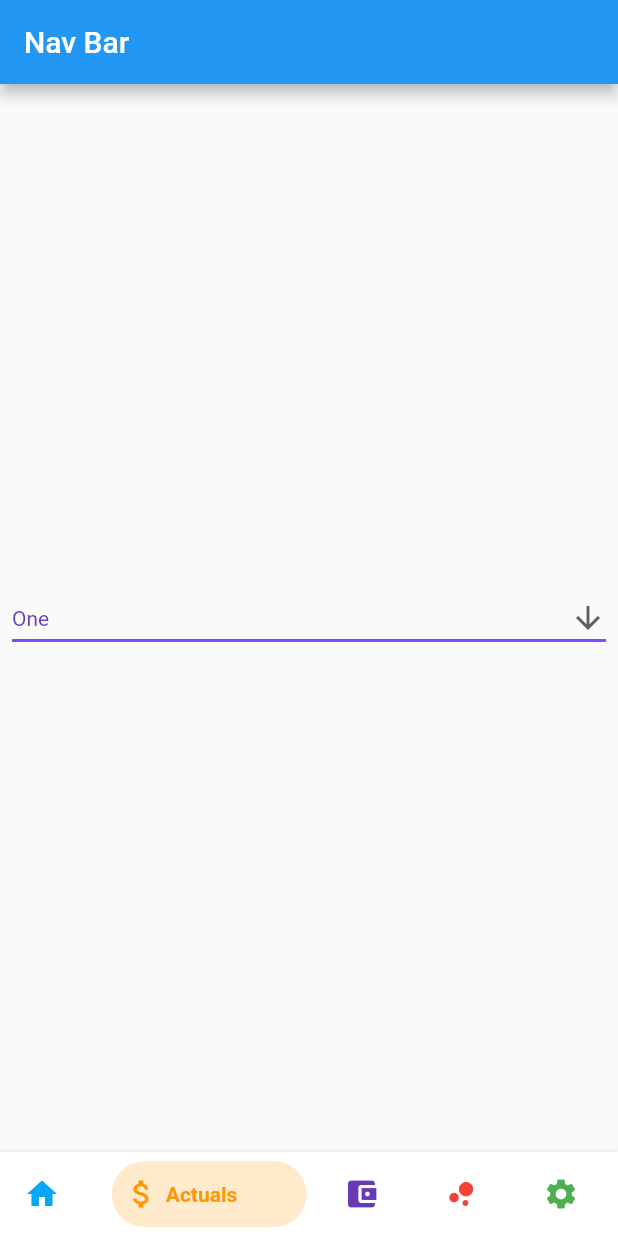
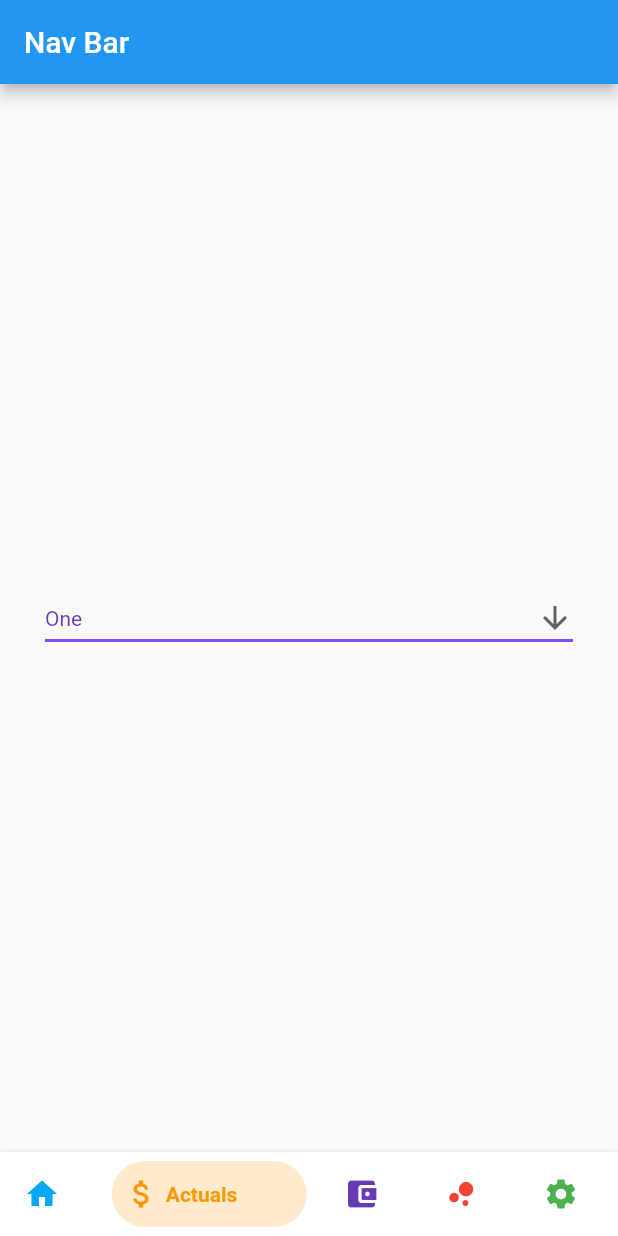
Before and after one commit to jkbngl/FFD, a Flutter app: the MyHomePage screen opened directly, swiped to page 2, on a phone screen of 412 x 824 dp. Run offline on Flutter 3.47's test engine with Material 2 defaults, Android fonts, the light colour scheme and no system bars; drawn by our look-alikes of bottom_navy_bar.

Commit message:
#21 #11 adjusted width of screen

```diff
--- a/flutter/ffd/lib/backup_color_change_on_nav_tab.dart
+++ b/flutter/ffd/lib/backup_color_change_on_nav_tab.dart
@@ -69,11 +69,12 @@ class _MyHomePageState extends State<MyHomePage> {
                       .copyWith(color: Colors.white)),
             ),
             Container(
-                constraints: BoxConstraints.expand(
+              constraints: BoxConstraints.expand(
                   height: Theme.of(context).textTheme.display1.fontSize * 1.1 +
                       200.0,
                 ),
-                padding: const EdgeInsets.all(8.0),
+
+                padding: const EdgeInsets.all(30.0),
                 //color: Colors.blue[600],
                 alignment: Alignment.center,
                 child: DropdownButton<String>(
```
